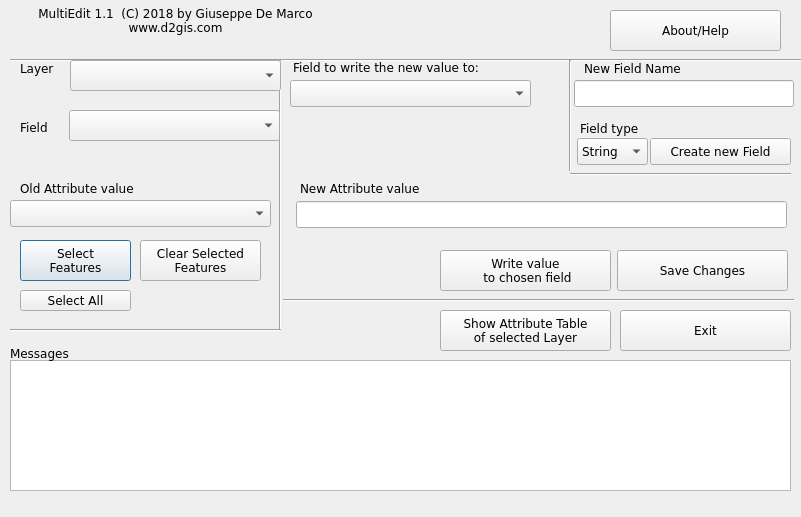
This is ui_multiedit.ui in demarcog/MultiEdit as Qt 5 draws it before an edit. The edited form follows.
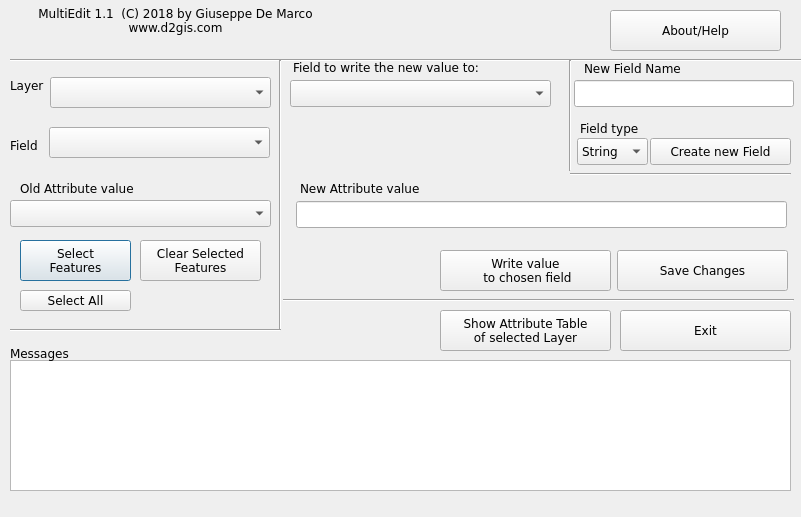
This is the edited form. Icons and pictures are not drawn. Custom widgets are drawn as their Qt base class.

What changed in the file:
```diff
--- a/ui_multiedit.ui
+++ b/ui_multiedit.ui
@@ -21,9 +21,9 @@
   <widget class="QLabel" name="label">
    <property name="geometry">
     <rect>
-     <x>20</x>
-     <y>60</y>
-     <width>67</width>
+     <x>10</x>
+     <y>77</y>
+     <width>41</width>
      <height>17</height>
     </rect>
    </property>
@@ -34,9 +34,9 @@
   <widget class="QLabel" name="label_2">
    <property name="geometry">
     <rect>
-     <x>20</x>
-     <y>119</y>
-     <width>67</width>
+     <x>10</x>
+     <y>137</y>
+     <width>31</width>
      <height>17</height>
     </rect>
    </property>
@@ -456,9 +456,9 @@
   <widget class="QgsMapLayerComboBox" name="chosenlayer">
    <property name="geometry">
     <rect>
-     <x>70</x>
-     <y>60</y>
-     <width>211</width>
+     <x>50</x>
+     <y>77</y>
+     <width>221</width>
      <height>31</height>
     </rect>
    </property>
@@ -469,9 +469,9 @@
   <widget class="QgsFieldComboBox" name="Column">
    <property name="geometry">
     <rect>
-     <x>69</x>
-     <y>110</y>
-     <width>211</width>
+     <x>49</x>
+     <y>127</y>
+     <width>221</width>
      <height>31</height>
     </rect>
    </property>
@@ -484,7 +484,7 @@
     <rect>
      <x>290</x>
      <y>80</y>
-     <width>241</width>
+     <width>261</width>
      <height>27</height>
     </rect>
    </property>
```
